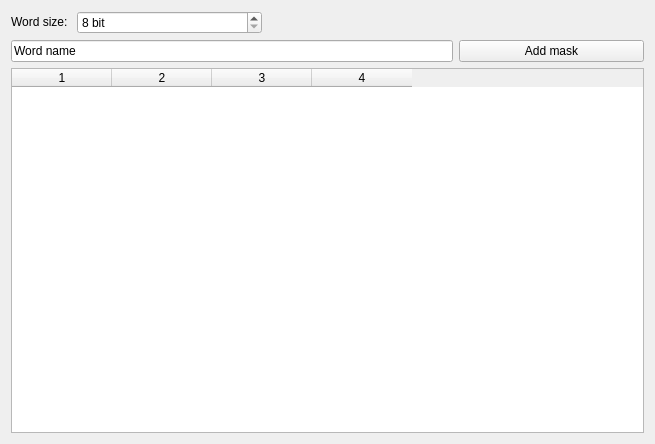
Qt form bytesettingsform.ui (nghtsnw/etrodiag) before a commit.
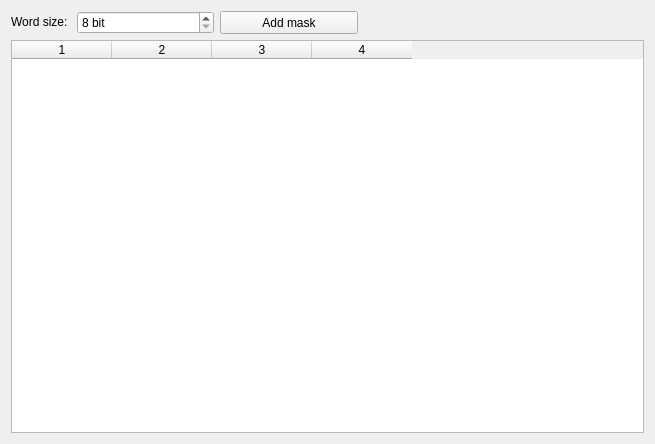
The same form after that commit.

The edit to the form file:
```diff
--- a/bytesettingsform.ui
+++ b/bytesettingsform.ui
@@ -33,62 +33,6 @@
      </property>
     </widget>
    </item>
-   <item row="1" column="3">
-    <widget class="QPushButton" name="pushButton">
-     <property name="sizePolicy">
-      <sizepolicy hsizetype="Preferred" vsizetype="Preferred">
-       <horstretch>0</horstretch>
-       <verstretch>0</verstretch>
-      </sizepolicy>
-     </property>
-     <property name="text">
-      <string>Add mask</string>
-     </property>
-    </widget>
-   </item>
-   <item row="1" column="0" colspan="3">
-    <widget class="QLineEdit" name="wordNameEdit">
-     <property name="sizePolicy">
-      <sizepolicy hsizetype="Preferred" vsizetype="Fixed">
-       <horstretch>0</horstretch>
-       <verstretch>0</verstretch>
-      </sizepolicy>
-     </property>
-     <property name="text">
-      <string>Word name</string>
-     </property>
-    </widget>
-   </item>
-   <item row="2" column="0" colspan="4">
-    <widget class="QTableWidget" name="masksWidget">
-     <property name="sizePolicy">
-      <sizepolicy hsizetype="Preferred" vsizetype="Preferred">
-       <horstretch>0</horstretch>
-       <verstretch>0</verstretch>
-      </sizepolicy>
-     </property>
-     <property name="alternatingRowColors">
-      <bool>false</bool>
-     </property>
-     <property name="showGrid">
-      <bool>true</bool>
-     </property>
-     <property name="columnCount">
-      <number>4</number>
-     </property>
-     <column/>
-     <column/>
-     <column/>
-     <column/>
-    </widget>
-   </item>
-   <item row="0" column="2" colspan="2">
-    <widget class="QLabel" name="hexNumber">
-     <property name="text">
-      <string/>
-     </property>
-    </widget>
-   </item>
    <item row="0" column="1">
     <widget class="QSpinBox" name="bitBox">
      <property name="sizePolicy">
@@ -141,6 +85,49 @@
      </property>
     </widget>
    </item>
+   <item row="3" column="0" colspan="5">
+    <widget class="QTableWidget" name="masksWidget">
+     <property name="sizePolicy">
+      <sizepolicy hsizetype="Preferred" vsizetype="Preferred">
+       <horstretch>0</horstretch>
+       <verstretch>0</verstretch>
+      </sizepolicy>
+     </property>
+     <property name="alternatingRowColors">
+      <bool>false</bool>
+     </property>
+     <property name="showGrid">
+      <bool>true</bool>
+     </property>
+     <property name="columnCount">
+      <number>4</number>
+     </property>
+     <column/>
+     <column/>
+     <column/>
+     <column/>
+    </widget>
+   </item>
+   <item row="0" column="3" colspan="2">
+    <widget class="QLabel" name="hexNumber">
+     <property name="text">
+      <string/>
+     </property>
+    </widget>
+   </item>
+   <item row="0" column="2">
+    <widget class="QPushButton" name="pushButton">
+     <property name="sizePolicy">
+      <sizepolicy hsizetype="Preferred" vsizetype="Preferred">
+       <horstretch>0</horstretch>
+       <verstretch>0</verstretch>
+      </sizepolicy>
+     </property>
+     <property name="text">
+      <string>Add mask</string>
+     </property>
+    </widget>
+   </item>
   </layout>
  </widget>
  <resources/>
```
